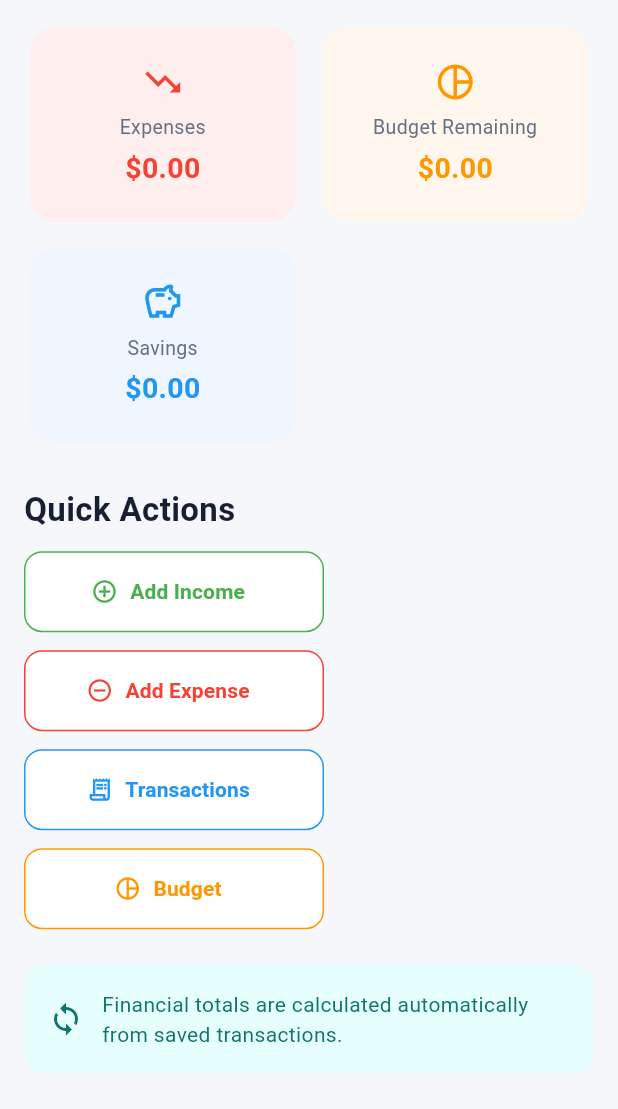
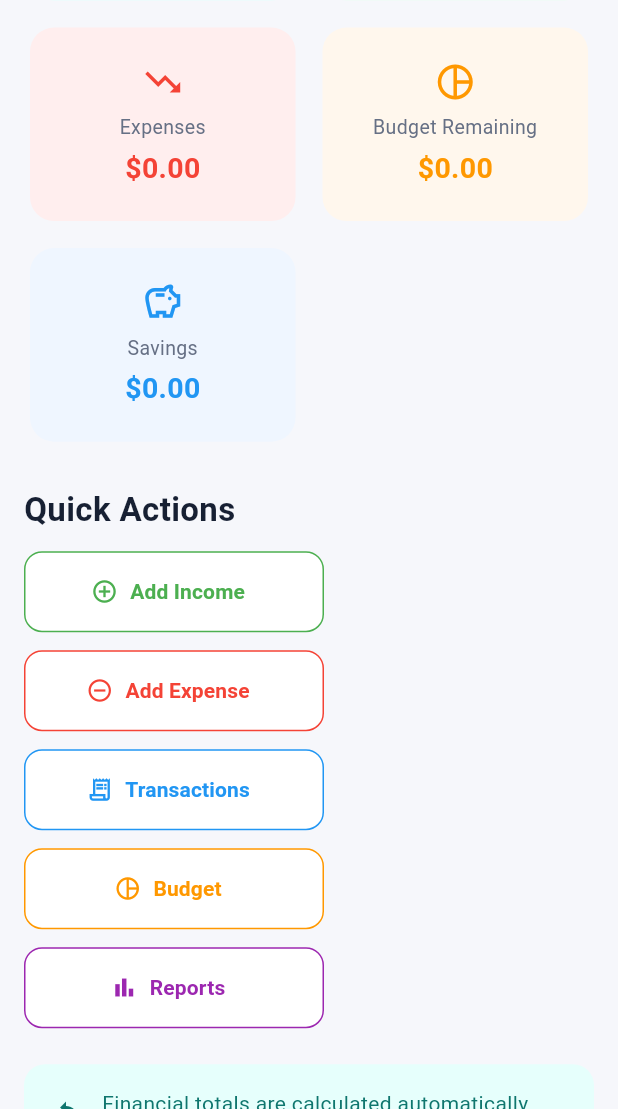
Before and after one commit to passang96/Student-Financial-Assistant-and-Savings-App, a Flutter app: the screen it shows after launch, scrolled down 238 dp, on a phone screen of 412 x 824 dp, the part 127-1236 px from its top. Run offline on Flutter 3.47's test engine with Material 3 defaults, Android fonts, the phone set to English and light mode, and no system bars; Roboto replaces fonts that are missing (Arial).

Commit message:
Complete Reports frontend and dashboard navigation

```diff
--- a/lib/screens/dashboard/dashboard_screen.dart
+++ b/lib/screens/dashboard/dashboard_screen.dart
@@ -3,7 +3,7 @@ import '../budget/budget_screen.dart';
 import '../transactions/add_expense_screen.dart';
 import '../transactions/add_income_screen.dart';
 import '../transactions/transaction_history_screen.dart';
-
+import '../reports/reports_screen.dart';
 class DashboardScreen extends StatelessWidget {
   final String userName;
   final double balance;
@@ -254,6 +254,15 @@ class DashboardScreen extends StatelessWidget {
                             const BudgetScreen(),
                           ),
                         ),
+                        _QuickActionButton(
+  title: 'Reports',
+  icon: Icons.bar_chart,
+  colour: Colors.purple,
+  onTap: () => _openScreen(
+    context,
+    const ReportsScreen(),
+  ),
+),
                       ],
                     ),
                   ),
```
Also changed, not shown: lib/screens/reports/reports_screen.dart (+22 -4 lines).
